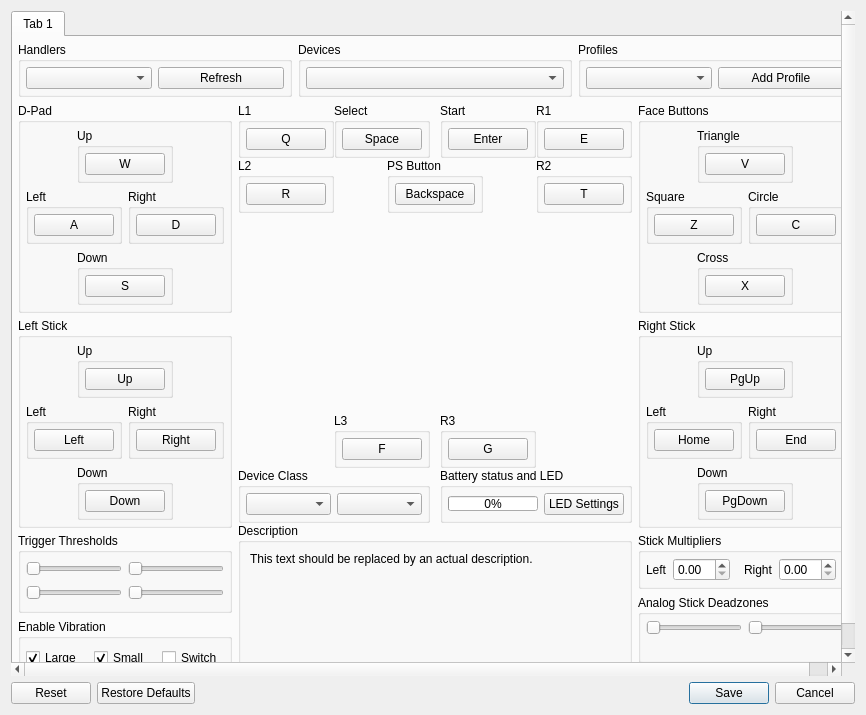
Qt form rpcs3/rpcs3qt/pad_settings_dialog.ui (RPCS3/rpcs3) before a commit.
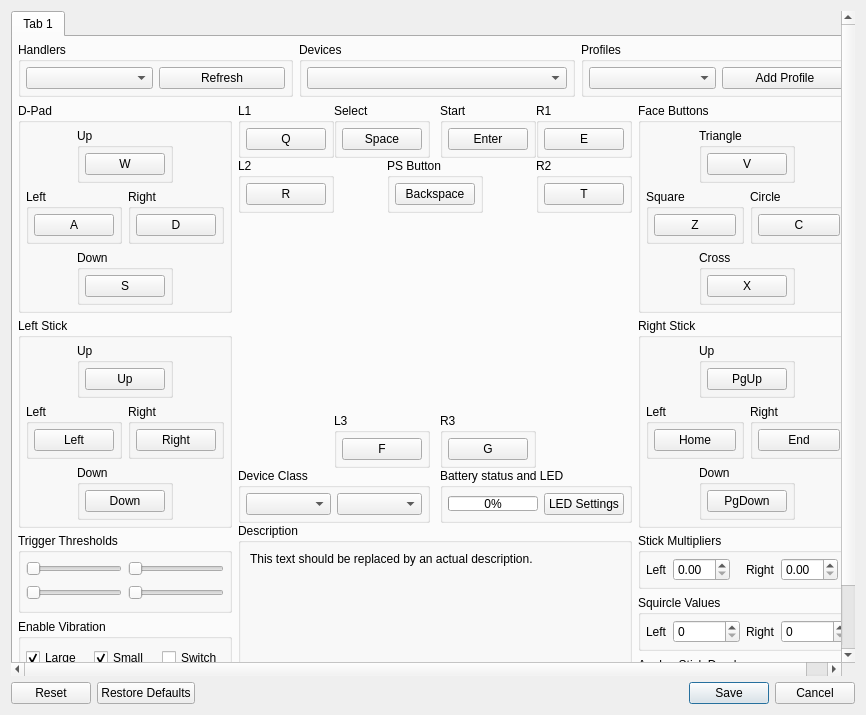
The same form after that commit. Icons and pictures are not drawn.

Commit message: Qt/input: add squircle to pad settings dialog

The edit to the form file:
```diff
--- a/rpcs3/rpcs3qt/pad_settings_dialog.ui
+++ b/rpcs3/rpcs3qt/pad_settings_dialog.ui
@@ -2156,6 +2156,84 @@
                   </layout>
                  </widget>
                 </item>
+                <item>
+                 <widget class="QGroupBox" name="gb_squircle">
+                  <property name="title">
+                   <string>Squircle Values</string>
+                  </property>
+                  <layout class="QHBoxLayout" name="layout_squircle">
+                   <property name="leftMargin">
+                    <number>5</number>
+                   </property>
+                   <property name="topMargin">
+                    <number>5</number>
+                   </property>
+                   <property name="rightMargin">
+                    <number>5</number>
+                   </property>
+                   <property name="bottomMargin">
+                    <number>5</number>
+                   </property>
+                   <item>
+                    <widget class="QLabel" name="label_squircle_left">
+                     <property name="text">
+                      <string>Left</string>
+                     </property>
+                    </widget>
+                   </item>
+                   <item>
+                    <widget class="QSpinBox" name="squircle_left">
+                     <property name="maximum">
+                      <number>1000000</number>
+                     </property>
+                     <property name="singleStep">
+                      <number>1000</number>
+                     </property>
+                    </widget>
+                   </item>
+                   <item>
+                    <spacer name="spacer_squircle_left">
+                     <property name="orientation">
+                      <enum>Qt::Horizontal</enum>
+                     </property>
+                     <property name="sizeHint" stdset="0">
+                      <size>
+                       <width>0</width>
+                       <height>0</height>
+                      </size>
+                     </property>
+                    </spacer>
+                   </item>
+                   <item>
+                    <widget class="QLabel" name="label_squircle_right">
+                     <property name="text">
+                      <string>Right</string>
+                     </property>
+                    </widget>
+                   </item>
+                   <item>
+                    <widget class="QSpinBox" name="squircle_right">
+                     <property name="maximum">
+                      <number>1000000</number>
+                     </property>
+                    </widget>
+                   </item>
+                   <item>
+                    <spacer name="spacer_squircle_right">
+                     <property name="orientation">
+                      <enum>Qt::Horizontal</enum>
+                     </property>
+                     <property name="sizeHint" stdset="0">
+                      <size>
+                       <width>0</width>
+                       <height>0</height>
+                      </size>
+                     </property>
+                    </spacer>
+                   </item>
+                  </layout>
+                 </widget>
+                </item>
                 <item>
                  <widget class="QGroupBox" name="gb_sticks">
                   <property name="title">
```
The commit also changes 1 other file.
